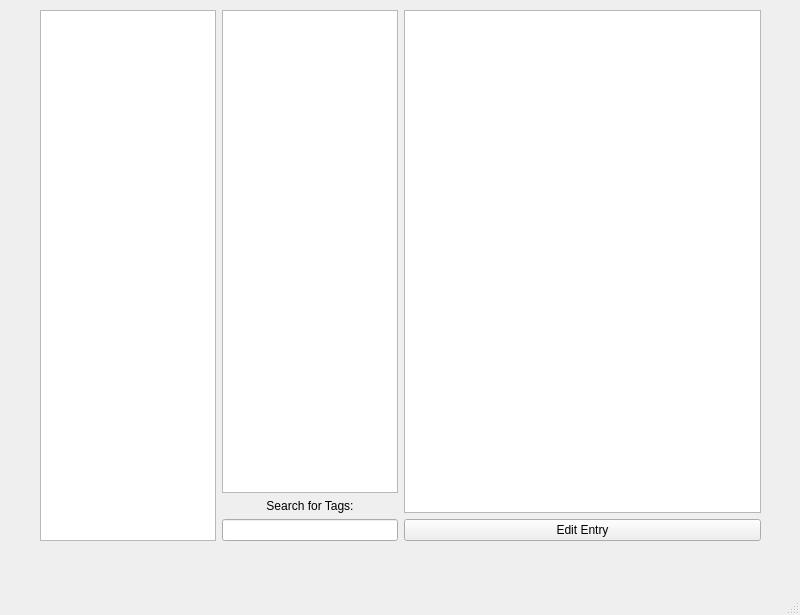
The window that gui/mainWindow.ui (ChrisPenner/scope) describes before a commit, drawn with Qt 5.
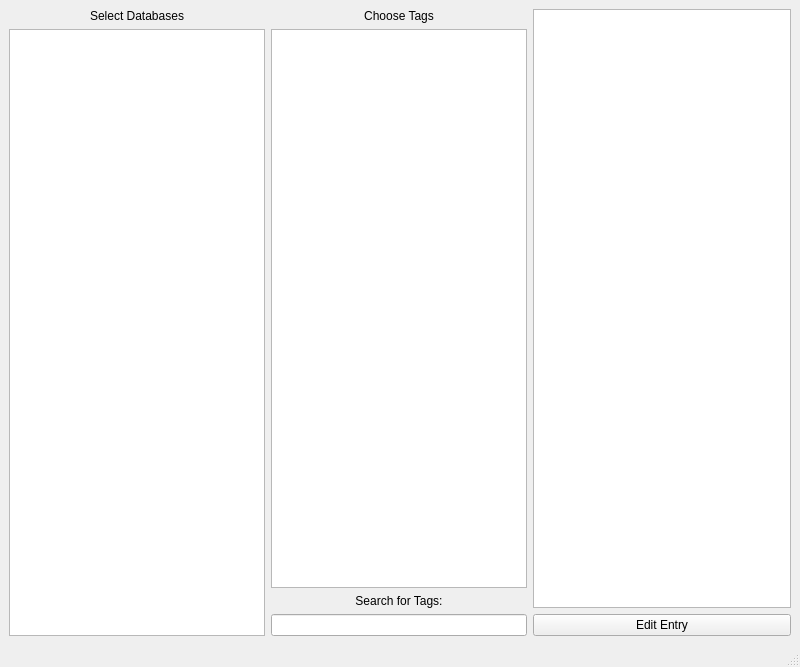
The same window after the commit.

Commit message: Displays Entries to auto-sizing table

```diff
--- a/gui/mainWindow.ui
+++ b/gui/mainWindow.ui
@@ -7,23 +7,14 @@
     <x>0</x>
     <y>0</y>
     <width>800</width>
-    <height>615</height>
+    <height>667</height>
    </rect>
   </property>
   <property name="windowTitle">
    <string>MainWindow</string>
   </property>
   <widget class="QWidget" name="centralwidget">
-   <widget class="QWidget" name="horizontalLayoutWidget_2">
-    <property name="geometry">
-     <rect>
-      <x>40</x>
-      <y>10</y>
-      <width>721</width>
-      <height>531</height>
-     </rect>
-    </property>
-    <layout class="QHBoxLayout" name="horizontalLayout_2" stretch="1,1">
+   <layout class="QHBoxLayout" name="horizontalLayout_2">
      <item>
       <layout class="QHBoxLayout" name="horizontalLayout">
        <property name="sizeConstraint">
@@ -31,6 +22,16 @@
        </property>
        <item>
         <layout class="QVBoxLayout" name="verticalLayout_3">
+        <item>
+         <widget class="QLabel" name="label_2">
+          <property name="text">
+           <string>Select Databases</string>
+          </property>
+          <property name="alignment">
+           <set>Qt::AlignCenter</set>
+          </property>
+         </widget>
+        </item>
          <item>
           <widget class="QListWidget" name="listDB"/>
          </item>
@@ -38,6 +39,16 @@
        </item>
        <item>
         <layout class="QVBoxLayout" name="verticalLayout_2">
+        <item>
+         <widget class="QLabel" name="label_3">
+          <property name="text">
+           <string>Choose Tags</string>
+          </property>
+          <property name="alignment">
+           <set>Qt::AlignCenter</set>
+          </property>
+         </widget>
+        </item>
          <item>
           <widget class="QListWidget" name="listTags"/>
          </item>
@@ -79,7 +90,6 @@
       </layout>
      </item>
     </layout>
-   </widget>
   </widget>
   <widget class="QMenuBar" name="menubar">
    <property name="geometry">
```
Lines whose indentation alone changed are shown as unchanged. The commit also changes 2 other files.
